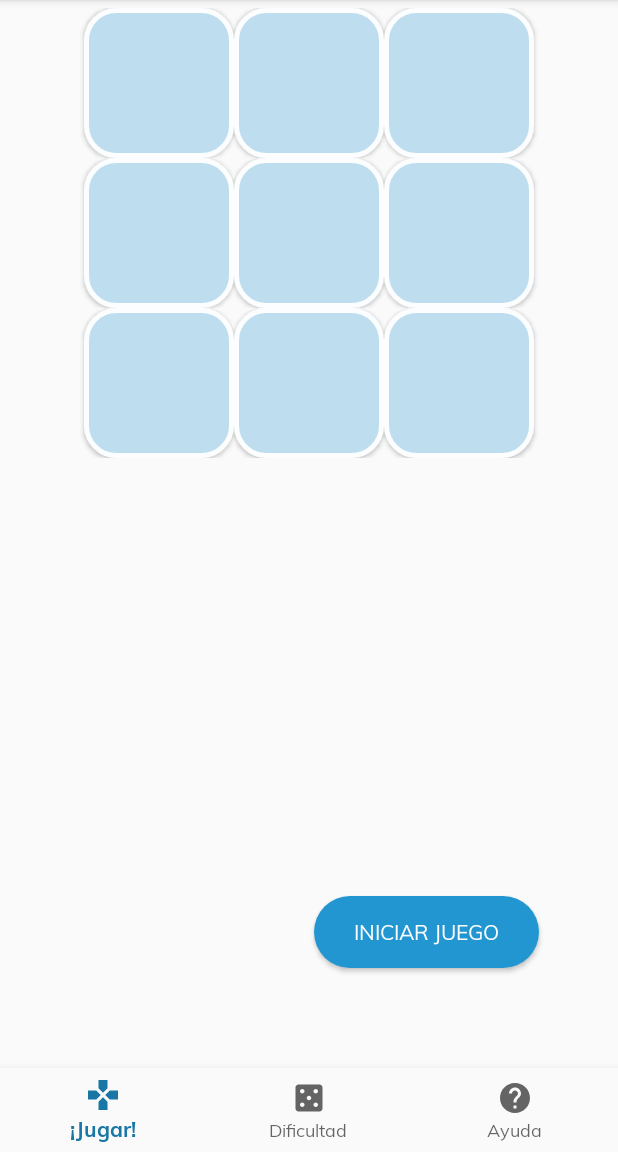
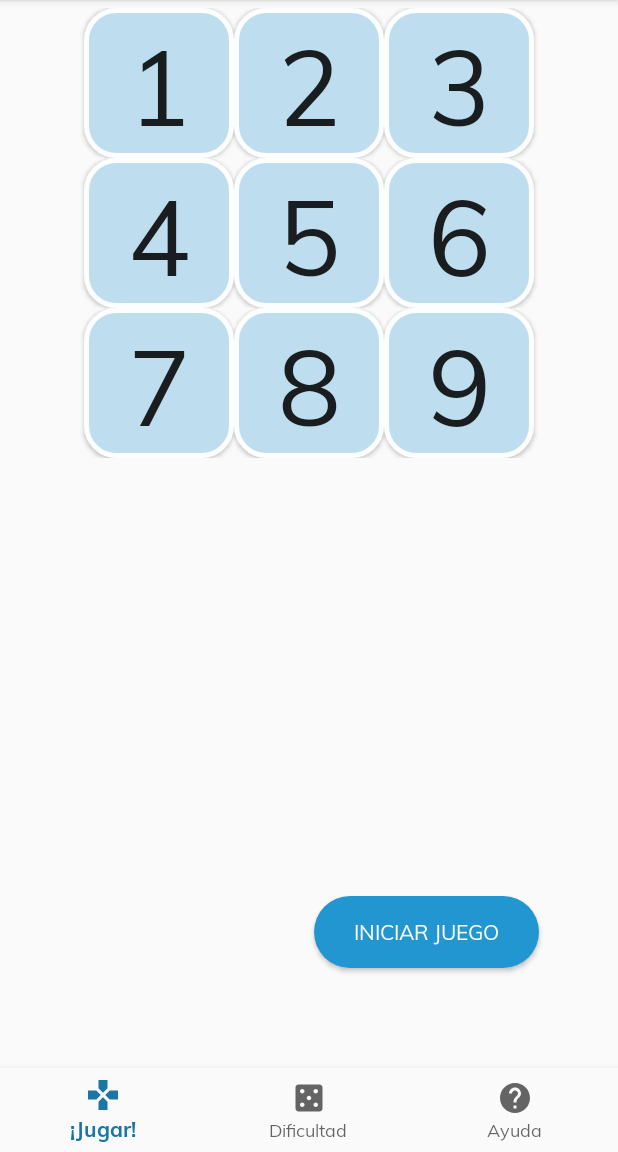
Before and after one commit to Carlitoshsh/Triqui, an Android app: the screen it shows after launch (Triqui), on a phone screen of 412 x 824 dp, the part 84-1236 px from its top. Run offline under Robolectric (Android 15) with nearby library versions, the phone set to English and light mode, and no system bars.

Commit message:
Change all interface

```diff
--- a/app/src/main/java/co/edu/unal/triqui/JuegoTriqui.java
+++ b/app/src/main/java/co/edu/unal/triqui/JuegoTriqui.java
@@ -42,6 +42,9 @@ public class JuegoTriqui {
         if (triqui[4] == OPEN_SPOT && (dificultadJuego == 1 || dificultadJuego == 2)){
             triqui[4] = COMPUTER_PLAYER;
             movimiento = 4;
+        } else if(dificultadJuego == 7 && triqui[7] == OPEN_SPOT){
+            triqui[7] = COMPUTER_PLAYER;
+            movimiento = 7;
         }
         else {
 
@@ -52,7 +55,6 @@ public class JuegoTriqui {
                 int aux = esquinas[indiceRandom];
 
                 if(dificultadJuego == 2 && triqui[aux] == OPEN_SPOT) {
-
                     last = aux;
                 }
 
@@ -61,7 +63,6 @@ public class JuegoTriqui {
                 }
 
             } while (!esValido);
-            System.out.println("The last EXIT: "+last);
             movimiento = last;
         }
         return movimiento;
--- a/app/src/main/res/layout/actividad_del_triqui.xml
+++ b/app/src/main/res/layout/actividad_del_triqui.xml
@@ -38,6 +38,7 @@
                     android:id="@+id/one"
                     android:layout_width="100dp"
                     android:layout_height="100dp"
+                    android:text="1"
                     android:background="@drawable/round_button_border"
                     android:textSize="70sp" />
 
@@ -45,12 +46,14 @@
                     android:id="@+id/two"
                     android:layout_width="100dp"
                     android:background="@drawable/round_button_border"
+                    android:text="2"
                     android:layout_height="100dp"
                     android:textSize="70sp" />
 
                 <Button
                     android:id="@+id/three"
                     android:layout_width="100dp"
+                    android:text="3"
                     android:background="@drawable/round_button_border"
                     android:layout_height="100dp"
                     android:textSize="70sp" />
@@ -61,6 +64,7 @@
                 <Button
                     android:id="@+id/four"
                     android:layout_width="100dp"
+                    android:text="4"
                     android:layout_height="100dp"
                     android:background="@drawable/round_button_border"
                     android:textSize="70sp" />
@@ -68,12 +72,14 @@
                 <Button
                     android:id="@+id/five"
                     android:layout_width="100dp"
+                    android:text="5"
                     android:layout_height="100dp"
                     android:background="@drawable/round_button_border"
                     android:textSize="70sp" />
 
                 <Button
                     android:id="@+id/six"
+                    android:text="6"
                     android:layout_width="100dp"
                     android:layout_height="100dp"
                     android:background="@drawable/round_button_border"
@@ -85,6 +91,7 @@
                 <Button
                     android:id="@+id/seven"
                     android:layout_width="100dp"
+                    android:text="7"
                     android:layout_height="100dp"
                     android:background="@drawable/round_button_border"
                     android:textSize="70sp" />
@@ -93,12 +100,14 @@
                     android:id="@+id/eight"
                     android:layout_width="100dp"
                     android:layout_height="100dp"
+                    android:text="8"
                     android:background="@drawable/round_button_border"
                     android:textSize="70sp" />
 
                 <Button
                     android:id="@+id/nine"
                     android:layout_width="100dp"
+                    android:text="9"
                     android:layout_height="100dp"
                     android:background="@drawable/round_button_border"
                     android:textSize="70sp" />
```
